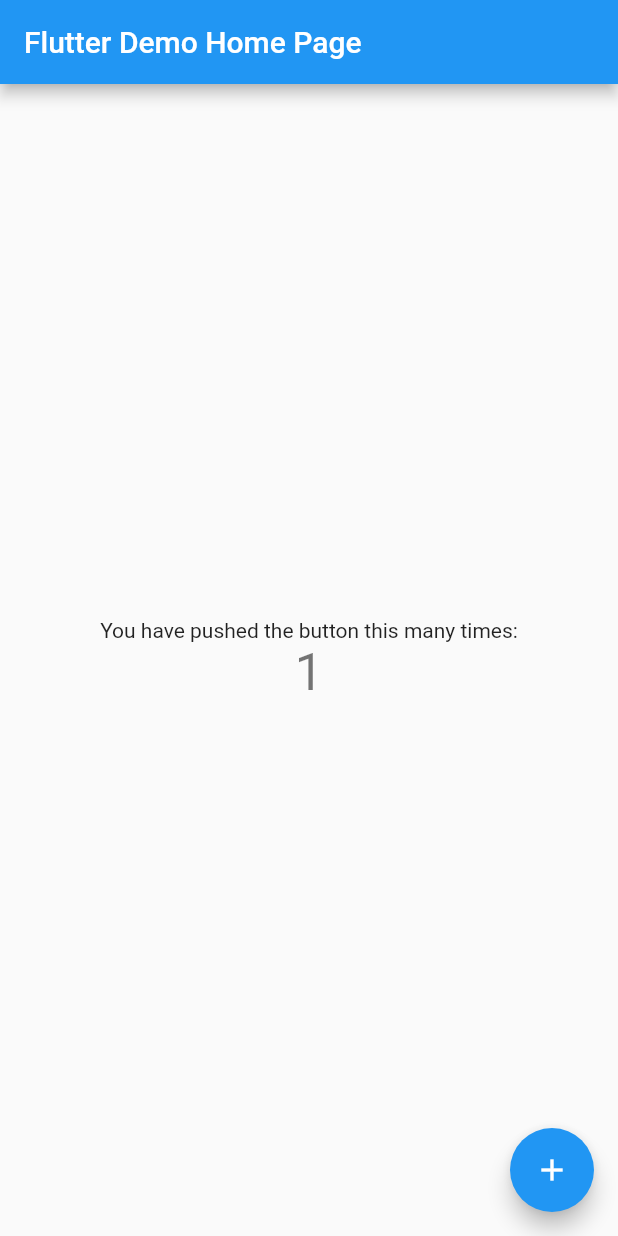
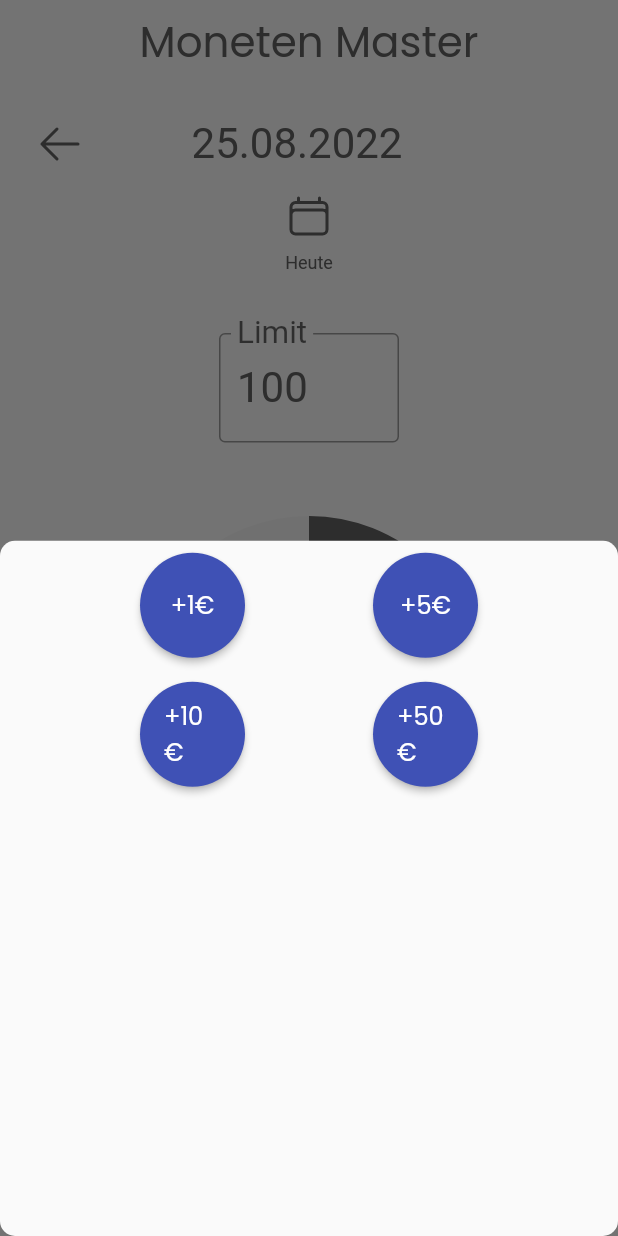
Before and after one commit to faehndrichm/moneten-master, a Flutter app: the screen it shows after launch, after a tap on the "add" icon, on a phone screen of 412 x 824 dp. Run offline on Flutter 3.47's test engine with Material 2 defaults, Android fonts, the phone set to English and light mode, and no system bars; our stand-ins replace flutter_riverpod, heroicons.

Commit message:
basic functionality

```diff
--- /dev/null
+++ b/lib/cash.dart
@@ -0,0 +1,5 @@
+class Cash {
+  int limit;
+  Map<String, int> cashPerDay;
+  Cash({required this.cashPerDay, this.limit = 100});
+}
--- /dev/null
+++ b/lib/helper.dart
@@ -0,0 +1,11 @@
+import 'package:intl/intl.dart';
+
+String toDateString(DateTime date) {
+  final f = DateFormat('yyyy-MM-dd');
+  return f.format(date);
+}
+
+String toDateStringUI(DateTime date) {
+  final f = DateFormat('dd.MM.yyyy');
+  return f.format(date);
+}
--- /dev/null
+++ b/lib/home_screen.dart
@@ -0,0 +1,286 @@
+import 'package:flutter/material.dart';
+import 'package:flutter_riverpod/flutter_riverpod.dart';
+import 'package:heroicons/heroicons.dart';
+import 'package:simple_budget/providers.dart';
+
+import 'helper.dart';
+
+class HomeScreen extends ConsumerStatefulWidget {
+  const HomeScreen({Key? key, required this.title}) : super(key: key);
+
+  final String title;
+
+  @override
+  ConsumerState<HomeScreen> createState() => _HomeScreenState();
+}
+
+class _HomeScreenState extends ConsumerState<HomeScreen> {
+  final limitController = TextEditingController();
+  final pageViewController = PageController();
+
+  @override
+  Widget build(BuildContext context) {
+    var cash = ref.watch(cashProvider);
+    limitController.text = cash.limit.toString();
+
+    return Scaffold(
+      appBar: AppBar(
+        centerTitle: true,
+        elevation: 0,
+        backgroundColor: Colors.grey.shade50,
+        title: Text(
+          widget.title,
+          style: TextStyle(fontFamily: 'Poppins', fontSize: 28, color: Colors.grey.shade700),
+        ),
+      ),
+      body: Padding(
+        padding: const EdgeInsets.all(16.0),
+        child: Center(
+          child: PageView.builder(
+            controller: pageViewController,
+            reverse: true,
+            itemBuilder: (BuildContext context, int index) {
+              int limit = cash.limit;
+              int spentToday = cash.cashPerDay[toDateString(DateTime.now().add(Duration(days: -index)))] ?? 0;
+
+              print(toDateString(DateTime.now().add(Duration(days: -index))));
+              print("limit $limit");
+              print("spentToday $spentToday");
+              return Column(
+                mainAxisAlignment: MainAxisAlignment.spaceBetween,
+                children: <Widget>[
+                  Column(
+                    children: [
+                      Row(
+                        mainAxisAlignment: MainAxisAlignment.spaceBetween,
+                        children: [
+                          IconButton(
+                            onPressed: () {
+                              pageViewController.animateToPage(index + 1,
+                                  duration: const Duration(milliseconds: 300), curve: Curves.easeOut);
+                            },
+                            icon: HeroIcon(
+                              HeroIcons.arrowLeft,
+                              size: 64,
+                              color: Colors.grey.shade700,
+                            ),
+                          ),
+                          Text(
+                            toDateStringUI(DateTime.now().add(Duration(days: -index))),
+                            style: const TextStyle(fontSize: 28),
+                          ),
+                          if (index <= 0)
+                            const SizedBox(
+                              width: 64,
+                            ),
+                          if (index > 0)
+                            IconButton(
+                              onPressed: () {
+                                pageViewController.animateToPage(index - 1,
+                                    duration: const Duration(milliseconds: 300), curve: Curves.easeOut);
+                              },
+                              icon: HeroIcon(
+                                HeroIcons.arrowRight,
+                                size: 64,
+                                color: Colors.grey.shade700,
+                              ),
+                            ),
+                        ],
+                      ),
+                      IconButton(
+                        onPressed: () {
+                          pageViewController.animateToPage(0,
+                              duration: const Duration(milliseconds: 300), curve: Curves.easeOut);
+                        },
+                        icon: HeroIcon(
+                          HeroIcons.calendar,
+                          size: 64,
+                          color: Colors.grey.shade700,
+                        ),
+                      ),
+                      const Text(
+                        'Heute',
+                        style: TextStyle(fontSize: 12),
+                      ),
+                    ],
+                  ),
+                  Expanded(
+                    child: SingleChildScrollView(
+                      child: Column(
+                        children: [
+                          Padding(
+                            padding: const EdgeInsets.only(top: 32.0, bottom: 32.0),
+                            child: Material(
+                              borderRadius: BorderRadius.circular(10),
+                              elevation: 0.0,
+                              child: Padding(
+                                padding: const EdgeInsets.all(8.0),
+                                child: Column(
+                                  children: [
+                                    SizedBox(
+                                      width: 120,
+                                      child: TextField(
+                                          style: const TextStyle(fontSize: 28),
+                                          controller: limitController,
+                                          keyboardType: TextInputType.number,
+                                          decoration: const InputDecoration(
+                                            border: OutlineInputBorder(),
+                                            labelText: 'Limit',
+                                          ),
+                                          onSubmitted: (value) {
+                                            int? limit = int.tryParse(value);
+                                            if (limit != null && limit > 0) {
+                                              ref.read(cashProvider.notifier).setLimit(limit);
+                                            } else {
+                                              limitController.text = ref.read(cashProvider).limit.toString(); //reset
+                                              ScaffoldMessenger.of(context).showSnackBar(
+                                                SnackBar(
+                                                  duration: const Duration(seconds: 20),
+                                                  action: SnackBarAction(
+                                                    label: 'OK',
+                                                    onPressed: () {},
+                                                  ),
+                                                  content: const Text("Na das geht aber nicht!"),
+                                                ),
+                                              );
+                                            }
+                                          }),
+                                    ),
+                                  ],
+                                ),
+                              ),
+                            ),
+                          ),
+                          Material(
+                            borderRadius: BorderRadius.circular(10),
+                            elevation: 0.0,
+                            child: Padding(
+                              padding: const EdgeInsets.all(8.0),
+                              child: SizedBox(
+                                height: 300,
+                                width: double.infinity,
+                                child: Column(
+                                  children: [
+                                    /*const Text(
+                                'Heute versoffen',
+                                style: TextStyle(fontSize: 20),
+                              ),*/
+                                    Padding(
+                                      padding: const EdgeInsets.only(top: 16.0),
+                                      child: Stack(
+                                        alignment: Alignment.center,
+                                        children: [
+                                          SizedBox(
+                                            height: 200,
+                                            width: 200,
+                                            child: CircularProgressIndicator(
+                                              color: Colors.grey.shade700,
+                                              backgroundColor: Colors.grey.shade100,
+                                              strokeWidth: 30,
+                                              value: spentToday / limit,
+                                            ),
+                                          ),
+                                          Text(
+                                            '${cash.cashPerDay[toDateString(DateTime.now().add(Duration(days: -index)))] ?? 0} €',
+                                            style: Theme.of(context).textTheme.headline4,
+                                          ),
+                                        ],
+                                      ),
+                                    ),
+                                  ],
+                                ),
+                              ),
+                            ),
+                          ),
+                        ],
+                      ),
+                    ),
+                  )
+                ],
+              );
+            },
+          ),
+        ),
+      ),
+      floatingActionButton: FloatingActionButton(
+        backgroundColor: Colors.grey.shade700,
+        onPressed: () {
+          showModalBottomSheet(
+            context: context,
+            shape: RoundedRectangleBorder(
+              borderRadius: BorderRadius.circular(10.0),
+            ),
+            builder: (BuildContext context) {
+              return Column(
+                children: [
+                  Padding(
+                    padding: const EdgeInsets.all(8.0),
+                    child: Row(
+                      mainAxisAlignment: MainAxisAlignment.spaceEvenly,
+                      children: [
+                        ElevatedButton(
+                          onPressed: () => ref.read(cashProvider.notifier).addCash(1),
+                          style: ElevatedButton.styleFrom(
+                            fixedSize: const Size(70, 70),
+                            shape: const CircleBorder(),
+                          ),
+                          child: const Text(
+                            '+1€',
+                            style: TextStyle(fontSize: 16, fontFamily: 'Poppins'),
+                          ),
+                        ),
+                        ElevatedButton(
+                          onPressed: () => ref.read(cashProvider.notifier).addCash(5),
+                          style: ElevatedButton.styleFrom(
+                            fixedSize: const Size(70, 70),
+                            shape: const CircleBorder(),
+                          ),
+                          child: const Text(
+                            '+5€',
+                            style: TextStyle(fontSize: 16, fontFamily: 'Poppins'),
+                          ),
+                        ),
+                      ],
+                    ),
+                  ),
+                  Padding(
+                    padding: const EdgeInsets.all(8.0),
+                    child: Row(
+                      mainAxisAlignment: MainAxisAlignment.spaceEvenly,
+                      children: [
+                        ElevatedButton(
+                          onPressed: () => ref.read(cashProvider.notifier).addCash(10),
+                          style: ElevatedButton.styleFrom(
+                            fixedSize: const Size(70, 70),
+                            shape: const CircleBorder(),
+                          ),
+                          child: const Text(
+                            '+10€',
+                            style: TextStyle(fontSize: 16, fontFamily: 'Poppins'),
+                          ),
+                        ),
+                        ElevatedButton(
+                          onPressed: () => ref.read(cashProvider.notifier).addCash(50),
+                          style: ElevatedButton.styleFrom(
+                            fixedSize: const Size(70, 70),
+                            shape: const CircleBorder(),
+                          ),
+                          child: const Text(
+                            '+50€',
+                            style: TextStyle(fontSize: 16, fontFamily: 'Poppins'),
+                          ),
+                        ),
+                      ],
+                    ),
+                  ),
+                ],
+              );
+            },
+          );
+        },
+        tooltip: 'Add Cash',
+        child: const Icon(Icons.add),
+      ),
+    );
+  }
+}
--- a/lib/main.dart
+++ b/lib/main.dart
@@ -1,7 +1,10 @@
 import 'package:flutter/material.dart';
+import 'package:flutter_riverpod/flutter_riverpod.dart';
+
+import 'home_screen.dart';
 
 void main() {
-  runApp(const MyApp());
+  runApp(const ProviderScope(child: MyApp()));
 }
 
 class MyApp extends StatelessWidget {
@@ -13,103 +16,15 @@
     return MaterialApp(
       title: 'Flutter Demo',
       theme: ThemeData(
-        // This is the theme of your application.
-        //
-        // Try running your application with "flutter run". You'll see the
-        // application has a blue toolbar. Then, without quitting the app, try
-        // changing the primarySwatch below to Colors.green and then invoke
-        // "hot reload" (press "r" in the console where you ran "flutter run",
-        // or simply save your changes to "hot reload" in a Flutter IDE).
-        // Notice that the counter didn't reset back to zero; the application
-        // is not restarted.
-        primarySwatch: Colors.blue,
+        primarySwatch: Colors.indigo,
+        fontFamily: 'Poppins',
+        backgroundColor: Colors.grey[50],
+        textTheme: Theme.of(context).textTheme.apply(
+              bodyColor: Colors.grey[700], //<-- SEE HERE
+              displayColor: Colors.grey[700], //<-- SEE HERE
+            ),
       ),
-      home: const MyHomePage(title: 'Flutter Demo Home Page'),
+      home: const HomeScreen(title: 'Moneten Master'),
     );
   }
 }
-
-class MyHomePage extends StatefulWidget {
-  const MyHomePage({Key? key, required this.title}) : super(key: key);
-
-  // This widget is the home page of your application. It is stateful, meaning
-  // that it has a State object (defined below) that contains fields that affect
-  // how it looks.
-
-  // This class is the configuration for the state. It holds the values (in this
-  // case the title) provided by the parent (in this case the App widget) and
-  // used by the build method of the State. Fields in a Widget subclass are
-  // always marked "final".
-
-  final String title;
-
-  @override
-  State<MyHomePage> createState() => _MyHomePageState();
-}
-
-class _MyHomePageState extends State<MyHomePage> {
-  int _counter = 0;
-
-  void _incrementCounter() {
-    setState(() {
-      // This call to setState tells the Flutter framework that something has
-      // changed in this State, which causes it to rerun the build method below
-      // so that the display can reflect the updated values. If we changed
-      // _counter without calling setState(), then the build method would not be
-      // called again, and so nothing would appear to happen.
-      _counter++;
-    });
-  }
-
-  @override
-  Widget build(BuildContext context) {
-    // This method is rerun every time setState is called, for instance as done
-    // by the _incrementCounter method above.
-    //
-    // The Flutter framework has been optimized to make rerunning build methods
-    // fast, so that you can just rebuild anything that needs updating rather
-    // than having to individually change instances of widgets.
-    return Scaffold(
-      appBar: AppBar(
-        // Here we take the value from the MyHomePage object that was created by
-        // the App.build method, and use it to set our appbar title.
-        title: Text(widget.title),
-      ),
-      body: Center(
-        // Center is a layout widget. It takes a single child and positions it
-        // in the middle of the parent.
-        child: Column(
-          // Column is also a layout widget. It takes a list of children and
-          // arranges them vertically. By default, it sizes itself to fit its
-          // children horizontally, and tries to be as tall as its parent.
-          //
-          // Invoke "debug painting" (press "p" in the console, choose the
-          // "Toggle Debug Paint" action from the Flutter Inspector in Android
-          // Studio, or the "Toggle Debug Paint" command in Visual Studio Code)
-          // to see the wireframe for each widget.
-          //
-          // Column has various properties to control how it sizes itself and
-          // how it positions its children. Here we use mainAxisAlignment to
-          // center the children vertically; the main axis here is the vertical
-          // axis because Columns are vertical (the cross axis would be
-          // horizontal).
-          mainAxisAlignment: MainAxisAlignment.center,
-          children: <Widget>[
-            const Text(
-              'You have pushed the button this many times:',
-            ),
-            Text(
-              '$_counter',
-              style: Theme.of(context).textTheme.headline4,
-            ),
-          ],
-        ),
-      ),
-      floatingActionButton: FloatingActionButton(
-        onPressed: _incrementCounter,
-        tooltip: 'Increment',
-        child: const Icon(Icons.add),
-      ), // This trailing comma makes auto-formatting nicer for build methods.
-    );
-  }
-}
--- /dev/null
+++ b/lib/providers.dart
@@ -0,0 +1,29 @@
+import 'package:flutter_riverpod/flutter_riverpod.dart';
+
+import 'cash.dart';
+import 'helper.dart';
+
+final cashProvider = StateNotifierProvider<cashNotifier, Cash>((ref) {
+  return cashNotifier();
+});
+
+class cashNotifier extends StateNotifier<Cash> {
+  cashNotifier() : super(Cash(cashPerDay: {"2022-08-25": 60, "2022-08-24": 70, "2022-08-23": 80}));
+
+  setState(Cash cash) {
+    state = cash;
+  }
+
+  addCash(int amount) {
+    var cashPerDay = state.cashPerDay;
+    String key = toDateString(DateTime.now());
+    cashPerDay[key] = amount + (cashPerDay[key] ?? 0);
+    state = Cash(cashPerDay: cashPerDay, limit: state.limit);
+  }
+
+  removeCash(int amount) {}
+
+  setLimit(int limit) {
+    state = Cash(cashPerDay: state.cashPerDay, limit: limit);
+  }
+}
--- a/pubspec.yaml
+++ b/pubspec.yaml
@@ -30,7 +30,8 @@
   flutter:
     sdk: flutter
   heroicons: ^0.5.0
-  riverpod: ^1.0.3
+  flutter_riverpod: ^1.0.3
+  intl: ^0.17.0
 
 
 
```
Also changed, not shown: pubspec.lock.
